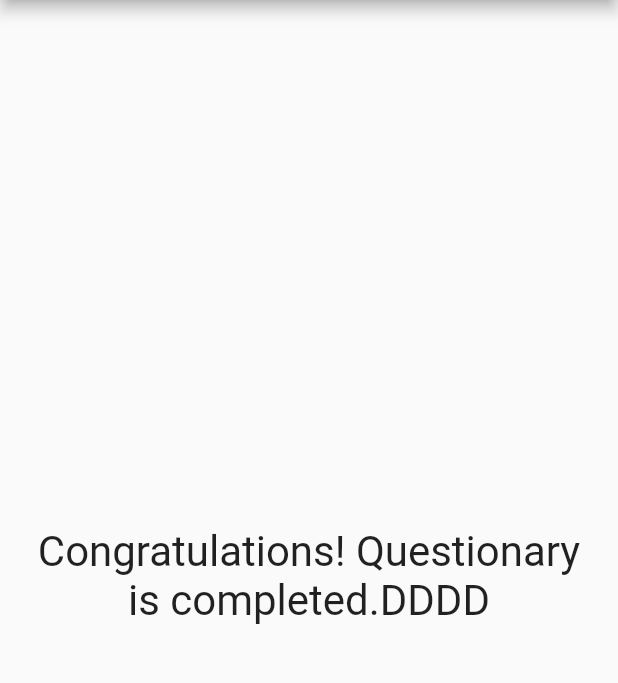
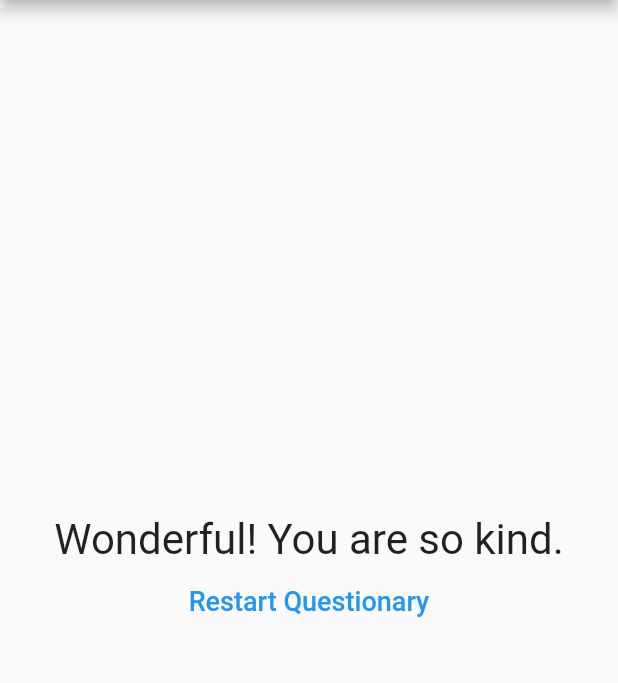
Before and after one commit to Carlxiso/Project-Questions, a Flutter app: the screen it shows after launch, after a tap on "Blue", after a tap on "Cat", after a tap on "Bayern", on a phone screen of 412 x 824 dp, the part 84-767 px from its top. Run offline on Flutter 3.47's test engine with Material 2 defaults, Android fonts, the phone set to English and light mode, and no system bars.

Commit message:
Restart Questionary

```diff
--- a/lib/main.dart
+++ b/lib/main.dart
@@ -59,6 +59,13 @@ class _QuestionAppState extends State<QuestionApp> {
     print(_totalScore);
   }
 
+  void _restartQuestionary() {
+    setState(() {
+      _questionSelected = 0;
+      _totalScore = 0;
+    });
+  }
+
 // Getter
   bool get isSelectedQuestion {
     return _questionSelected < _questionsList.length;
@@ -88,7 +95,7 @@ class _QuestionAppState extends State<QuestionApp> {
                 answer: _answer,
               )
             //Showing the result
-            : Message('', _totalScore),
+            : Message('', _totalScore, _restartQuestionary),
       ),
     );
   }
--- a/lib/message.dart
+++ b/lib/message.dart
@@ -5,35 +5,47 @@ class Message extends StatelessWidget {
 
   final String text;
   final int score;
+  final void Function() whenRestartQuestionary;
 
-  Message(this.text, this.score);
+  Message(this.text, this.score, this.whenRestartQuestionary);
 
   String get result {
     if (score < 8) {
-      return 'Congratulations! Questionary is completed.AAAA';
+      return 'Would you like to repeat?';
     } else if (score < 12) {
-      return 'Congratulations! Questionary is completed.BBBB';
+      return 'Thank you';
     } else if (score < 16) {
-      return 'Congratulations! Questionary is completed.CCCC';
+      return 'Impressive. Your help will be very important.';
     } else {
-      return 'Congratulations! Questionary is completed.DDDD';
+      return 'Wonderful! You are so kind.';
     }
   }
 
   @override
   Widget build(BuildContext context) {
-    return Container(
-      width: double.infinity,
-      margin: EdgeInsets.all(20),
-      child: Center(
-        child: Text(
-          result,
-          style: TextStyle(
-            fontSize: 28,
+    return Column(
+      mainAxisAlignment: MainAxisAlignment.center,
+      children: <Widget>[
+        Center(
+          child: Text(
+            result,
+            style: TextStyle(
+              fontSize: 28,
+            ),
           ),
-          textAlign: TextAlign.center,
         ),
-      ),
+        TextButton(
+          onPressed: whenRestartQuestionary,
+          child: Text(
+            'Restart Questionary',
+            style: TextStyle(
+              fontSize: 18,
+            ),
+          ),
+        )
+      ],
     );
   }
 }
+
+class ElevateButton {}
```
